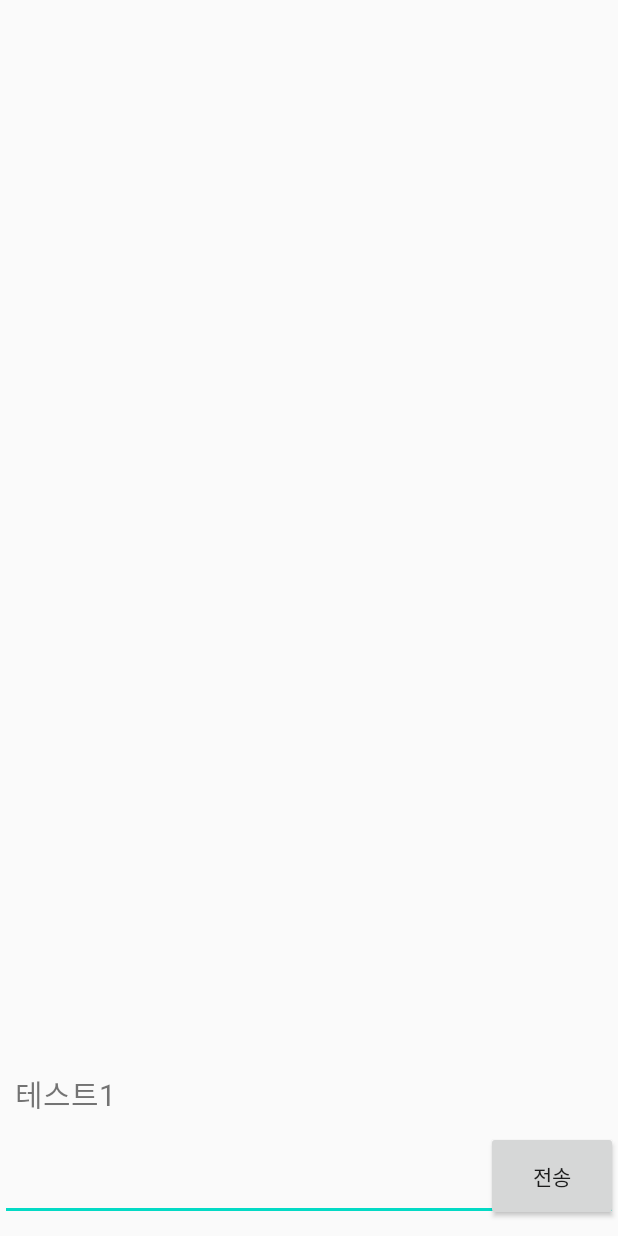
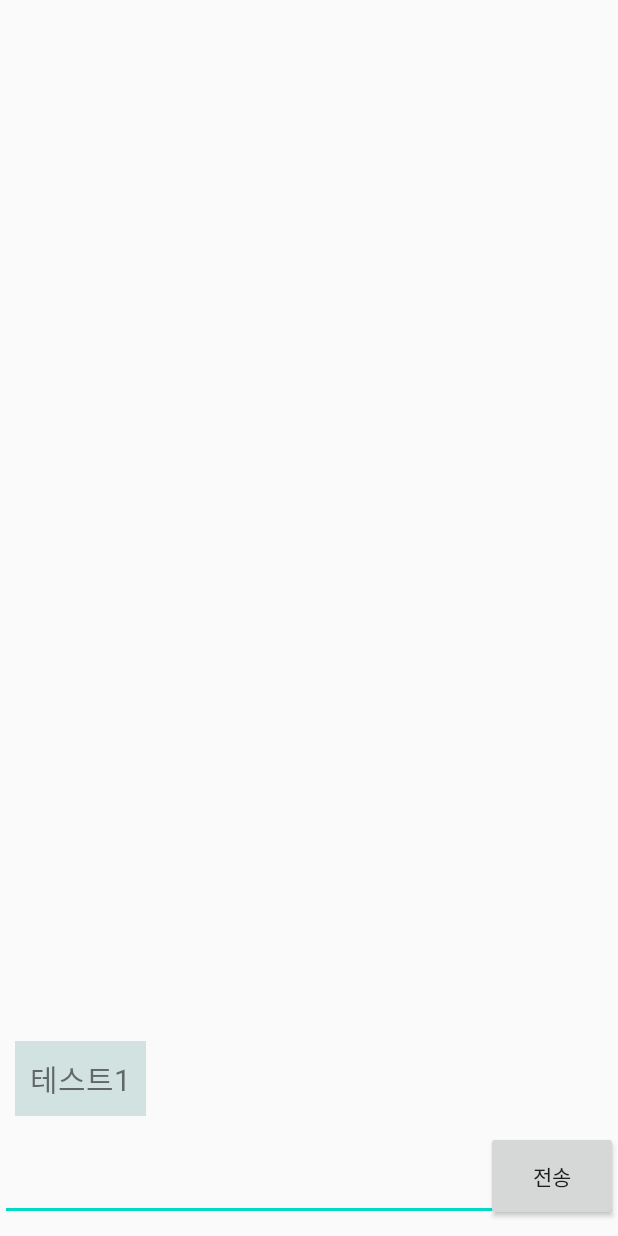
Before and after one commit to inseong04/HealthyCorgi, an Android app: the Chat screen opened directly, with no data from a screen before it, on a phone screen of 412 x 824 dp. Run offline under Robolectric (Android 15) with nearby library versions, the light colour scheme and no system bars; our stand-ins replace Firebase (no records; nobody signed in at launch, a user with empty details on screens opened directly).

Commit message:
푸시알람 오류 / fragment4,fragment5,anim추가,chat 구현중

```diff
--- a/app/src/main/res/layout/activity_chat.xml
+++ b/app/src/main/res/layout/activity_chat.xml
@@ -11,12 +11,14 @@
         android:layout_height="wrap_content"
         android:text="테스트1"
         android:textSize="20dp"
+        android:background="#D2E2E1"
+        android:padding="10dp"
         app:layout_constraintBottom_toTopOf="@id/send_btn"
         app:layout_constraintLeft_toLeftOf="parent"
         android:layout_marginBottom="10dp"
         android:layout_marginLeft="10dp"
         />
-    ///
+
     <EditText
         android:id="@+id/user_input"
         android:layout_width="match_parent"
```
